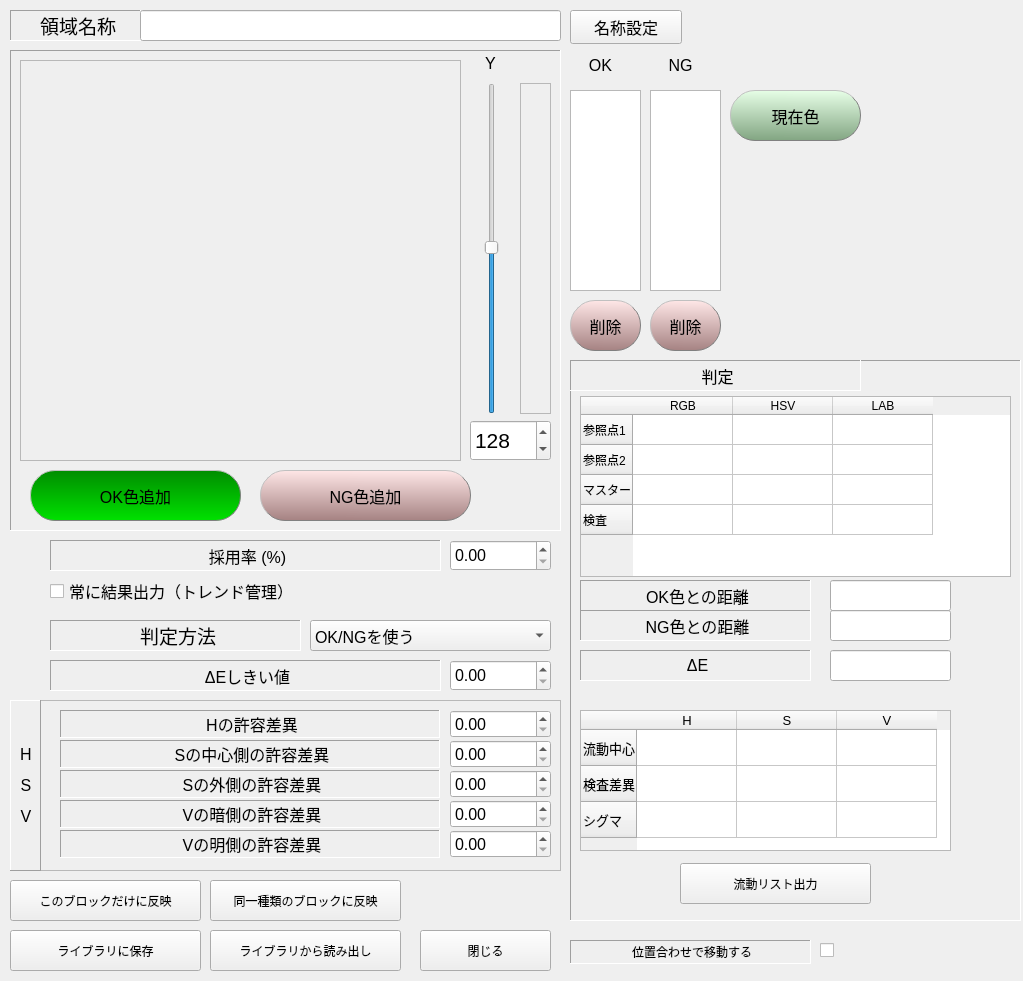
First picture: the form in Algorithm/ColorDifference/ColorDifferenceForm.ui, repository OpenAA-Project/OpenAA-Inspection, before the edit.
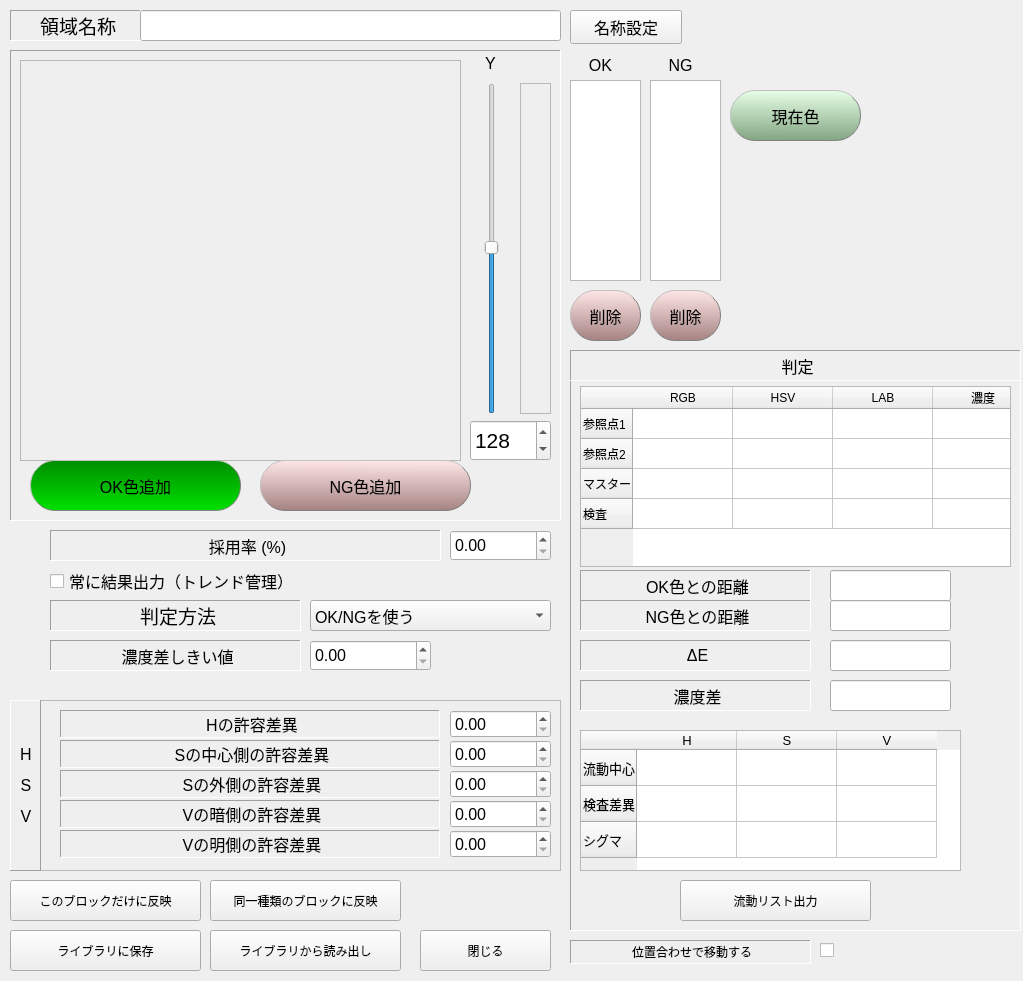
Second picture: the form after the edit.

Diff of the .ui file:
```diff
--- a/Algorithm/ColorDifference/ColorDifferenceForm.ui
+++ b/Algorithm/ColorDifference/ColorDifferenceForm.ui
@@ -19,7 +19,7 @@
      <x>10</x>
      <y>50</y>
      <width>551</width>
-     <height>481</height>
+     <height>471</height>
     </rect>
    </property>
    <property name="frameShape">
@@ -125,7 +125,7 @@
     <property name="geometry">
      <rect>
       <x>20</x>
-      <y>420</y>
+      <y>410</y>
       <width>211</width>
       <height>51</height>
      </rect>
@@ -164,7 +164,7 @@
     <property name="geometry">
      <rect>
       <x>250</x>
-      <y>420</y>
+      <y>410</y>
       <width>211</width>
       <height>51</height>
      </rect>
@@ -204,7 +204,7 @@
    <property name="geometry">
     <rect>
      <x>570</x>
-     <y>90</y>
+     <y>80</y>
      <width>71</width>
      <height>201</height>
     </rect>
@@ -235,7 +235,7 @@
    <property name="geometry">
     <rect>
      <x>650</x>
-     <y>90</y>
+     <y>80</y>
      <width>71</width>
      <height>201</height>
     </rect>
@@ -266,7 +266,7 @@
    <property name="geometry">
     <rect>
      <x>570</x>
-     <y>300</y>
+     <y>290</y>
      <width>71</width>
      <height>51</height>
     </rect>
@@ -302,7 +302,7 @@
    <property name="geometry">
     <rect>
      <x>650</x>
-     <y>300</y>
+     <y>290</y>
      <width>71</width>
      <height>51</height>
     </rect>
@@ -338,7 +338,7 @@
    <property name="geometry">
     <rect>
      <x>50</x>
-     <y>540</y>
+     <y>530</y>
      <width>391</width>
      <height>31</height>
     </rect>
@@ -365,7 +365,7 @@
    <property name="geometry">
     <rect>
      <x>450</x>
-     <y>540</y>
+     <y>530</y>
      <width>101</width>
      <height>31</height>
     </rect>
@@ -460,9 +460,9 @@
    <property name="geometry">
     <rect>
      <x>570</x>
-     <y>360</y>
+     <y>350</y>
      <width>451</width>
-     <height>561</height>
+     <height>581</height>
     </rect>
    </property>
    <property name="frameShape">
@@ -476,7 +476,7 @@
      <rect>
       <x>0</x>
       <y>0</y>
-      <width>291</width>
+      <width>451</width>
       <height>31</height>
      </rect>
     </property>
@@ -548,6 +548,11 @@
       <string>LAB</string>
      </property>
     </column>
+    <column>
+     <property name="text">
+      <string>濃度</string>
+     </property>
+    </column>
    </widget>
    <widget class="QLabel" name="label_51">
     <property name="geometry">
@@ -688,8 +693,8 @@
     <property name="geometry">
      <rect>
       <x>10</x>
-      <y>350</y>
-      <width>371</width>
+      <y>380</y>
+      <width>381</width>
       <height>141</height>
      </rect>
     </property>
@@ -745,7 +750,7 @@
     <property name="geometry">
      <rect>
       <x>110</x>
-      <y>503</y>
+      <y>530</y>
       <width>191</width>
       <height>41</height>
      </rect>
@@ -754,51 +759,51 @@
      <string>流動リスト出力</string>
     </property>
    </widget>
-  </widget>
-  <widget class="QLabel" name="label_52">
-   <property name="geometry">
-    <rect>
-     <x>50</x>
-     <y>660</y>
-     <width>391</width>
-     <height>31</height>
-    </rect>
-   </property>
-   <property name="font">
-    <font>
-     <pointsize>12</pointsize>
-    </font>
-   </property>
-   <property name="frameShape">
-    <enum>QFrame::Panel</enum>
-   </property>
-   <property name="frameShadow">
-    <enum>QFrame::Sunken</enum>
-   </property>
-   <property name="text">
-    <string>ΔEしきい値</string>
-   </property>
-   <property name="alignment">
-    <set>Qt::AlignCenter|Qt::AlignHCenter|Qt::AlignLeading|Qt::AlignLeft|Qt::AlignVCenter</set>
-   </property>
-  </widget>
-  <widget class="QDoubleSpinBox" name="doubleSpinBoxTHDeltaE">
-   <property name="geometry">
-    <rect>
-     <x>450</x>
-     <y>660</y>
-     <width>101</width>
-     <height>31</height>
-    </rect>
-   </property>
-   <property name="font">
-    <font>
-     <pointsize>12</pointsize>
-    </font>
-   </property>
-   <property name="maximum">
-    <double>100.000000000000000</double>
-   </property>
+   <widget class="QLabel" name="label_63">
+    <property name="geometry">
+     <rect>
+      <x>10</x>
+      <y>330</y>
+      <width>231</width>
+      <height>31</height>
+     </rect>
+    </property>
+    <property name="font">
+     <font>
+      <pointsize>12</pointsize>
+     </font>
+    </property>
+    <property name="frameShape">
+     <enum>QFrame::Shape::Panel</enum>
+    </property>
+    <property name="frameShadow">
+     <enum>QFrame::Shadow::Sunken</enum>
+    </property>
+    <property name="text">
+     <string>濃度差</string>
+    </property>
+    <property name="alignment">
+     <set>Qt::AlignmentFlag::AlignCenter|Qt::AlignmentFlag::AlignHCenter|Qt::AlignmentFlag::AlignLeading|Qt::AlignmentFlag::AlignLeft|Qt::AlignmentFlag::AlignVCenter</set>
+    </property>
+   </widget>
+   <widget class="QLineEdit" name="lineEditDeltaE_2">
+    <property name="geometry">
+     <rect>
+      <x>260</x>
+      <y>330</y>
+      <width>121</width>
+      <height>31</height>
+     </rect>
+    </property>
+    <property name="font">
+     <font>
+      <pointsize>12</pointsize>
+     </font>
+    </property>
+    <property name="readOnly">
+     <bool>true</bool>
+    </property>
+   </widget>
   </widget>
   <widget class="QToolButton" name="toolButtonCurrentColor">
    <property name="geometry">
@@ -1114,7 +1119,7 @@
    <property name="geometry">
     <rect>
      <x>310</x>
-     <y>620</y>
+     <y>600</y>
      <width>241</width>
      <height>31</height>
     </rect>
@@ -1144,7 +1149,7 @@
    <property name="geometry">
     <rect>
      <x>50</x>
-     <y>620</y>
+     <y>600</y>
      <width>251</width>
      <height>31</height>
     </rect>
@@ -1231,7 +1236,7 @@
    <property name="geometry">
     <rect>
      <x>50</x>
-     <y>580</y>
+     <y>570</y>
      <width>401</width>
      <height>22</height>
     </rect>
@@ -1285,6 +1290,114 @@
     <set>Qt::AlignCenter|Qt::AlignHCenter|Qt::AlignLeading|Qt::AlignLeft|Qt::AlignVCenter</set>
    </property>
   </widget>
+  <widget class="QStackedWidget" name="stackedWidgetThreshold">
+   <property name="geometry">
+    <rect>
+     <x>40</x>
+     <y>630</y>
+     <width>521</width>
+     <height>51</height>
+    </rect>
+   </property>
+   <property name="currentIndex">
+    <number>2</number>
+   </property>
+   <widget class="QWidget" name="page"/>
+   <widget class="QWidget" name="page_2">
+    <widget class="QDoubleSpinBox" name="doubleSpinBoxTHDeltaE">
+     <property name="geometry">
+      <rect>
+       <x>410</x>
+       <y>10</y>
+       <width>101</width>
+       <height>31</height>
+      </rect>
+     </property>
+     <property name="font">
+      <font>
+       <pointsize>12</pointsize>
+      </font>
+     </property>
+     <property name="maximum">
+      <double>100.000000000000000</double>
+     </property>
+    </widget>
+    <widget class="QLabel" name="label_52">
+     <property name="geometry">
+      <rect>
+       <x>10</x>
+       <y>10</y>
+       <width>391</width>
+       <height>31</height>
+      </rect>
+     </property>
+     <property name="font">
+      <font>
+       <pointsize>12</pointsize>
+      </font>
+     </property>
+     <property name="frameShape">
+      <enum>QFrame::Shape::Panel</enum>
+     </property>
+     <property name="frameShadow">
+      <enum>QFrame::Shadow::Sunken</enum>
+     </property>
+     <property name="text">
+      <string>ΔEしきい値</string>
+     </property>
+     <property name="alignment">
+      <set>Qt::AlignmentFlag::AlignCenter|Qt::AlignmentFlag::AlignHCenter|Qt::AlignmentFlag::AlignLeading|Qt::AlignmentFlag::AlignLeft|Qt::AlignmentFlag::AlignVCenter</set>
+     </property>
+    </widget>
+   </widget>
+   <widget class="QWidget" name="page_3">
+    <widget class="QLabel" name="label_64">
+     <property name="geometry">
+      <rect>
+       <x>10</x>
+       <y>10</y>
+       <width>251</width>
+       <height>31</height>
+      </rect>
+     </property>
+     <property name="font">
+      <font>
+       <pointsize>12</pointsize>
+      </font>
+     </property>
+     <property name="frameShape">
+      <enum>QFrame::Shape::Panel</enum>
+     </property>
+     <property name="frameShadow">
+      <enum>QFrame::Shadow::Sunken</enum>
+     </property>
+     <property name="text">
+      <string>濃度差しきい値</string>
+     </property>
+     <property name="alignment">
+      <set>Qt::AlignmentFlag::AlignCenter|Qt::AlignmentFlag::AlignHCenter|Qt::AlignmentFlag::AlignLeading|Qt::AlignmentFlag::AlignLeft|Qt::AlignmentFlag::AlignVCenter</set>
+     </property>
+    </widget>
+    <widget class="QDoubleSpinBox" name="doubleSpinBoxTHDense">
+     <property name="geometry">
+      <rect>
+       <x>270</x>
+       <y>10</y>
+       <width>121</width>
+       <height>31</height>
+      </rect>
+     </property>
+     <property name="font">
+      <font>
+       <pointsize>12</pointsize>
+      </font>
+     </property>
+     <property name="maximum">
+      <double>100.000000000000000</double>
+     </property>
+    </widget>
+   </widget>
+  </widget>
  </widget>
  <resources/>
  <connections/>
```
Left out of the diff: 125 changed lines with no effect on the pictures.
